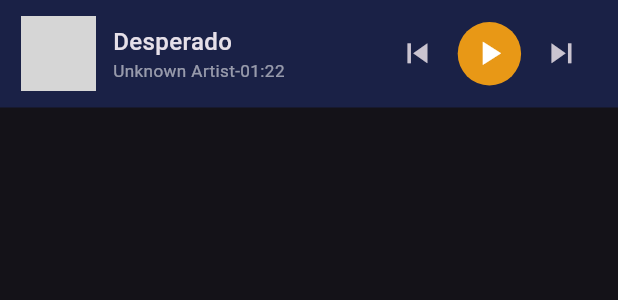
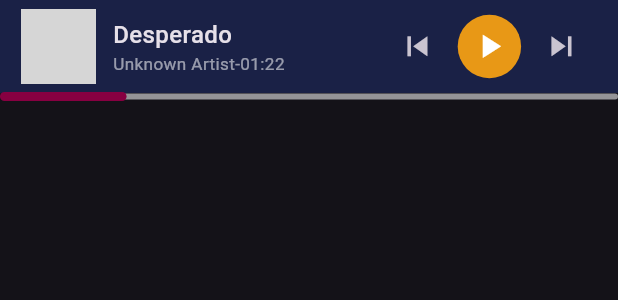
Before and after one commit to kamal635/just_music, a Flutter app: the MusicTrackPlayer widget shown alone on an empty page, opened directly, on a phone screen of 412 x 824 dp. Shown: the top 300 px of the screen. Run offline on Flutter 3.47's test engine with Material 3 defaults, Android fonts, the phone set to English and light mode, and no system bars; our stand-ins replace flutter_screenutil; grey boxes are pictures that could not be loaded.

Commit message:
done ui home view

```diff
--- a/lib/features/home/widgets/list_view_card_song.dart
+++ b/lib/features/home/widgets/list_view_card_song.dart
@@ -12,7 +12,7 @@ class ListViewCardSong extends StatelessWidget {
         padding: EdgeInsets.zero,
         shrinkWrap: true,
         physics: const NeverScrollableScrollPhysics(),
-        itemCount: 3,
+        itemCount: 15,
         itemBuilder: (context, i) {
           return InkWell(
             onTap: () {
--- a/lib/features/home/widgets/music_truck_player.dart
+++ b/lib/features/home/widgets/music_truck_player.dart
@@ -16,7 +16,7 @@ class MusicTrackPlayer extends StatelessWidget {
         Container(
           padding: EdgeInsets.symmetric(horizontal: 12.w),
           color: AppColor.primary,
-          height: 60.h,
+          height: kToolbarHeight + 5.h,
           child: Row(
             mainAxisAlignment: MainAxisAlignment.spaceBetween,
             children: [
@@ -83,10 +83,29 @@ class MusicTrackPlayer extends StatelessWidget {
                       size: 22.h,
                     ),
                     onPressed: () {},
-                  )
+                  ),
                 ],
-              )
+              ),
             ],
+          ),
+        ),
+
+        // Slider truck
+        SizedBox(
+          height: 4.h,
+          child: SliderTheme(
+            data: SliderTheme.of(context).copyWith(
+              thumbShape: SliderComponentShape.noThumb,
+              overlayShape: SliderComponentShape.noOverlay,
+              activeTrackColor: AppColor.secondary,
+              inactiveTrackColor: AppColor.white.withAlpha(140),
+            ),
+            child: Slider(
+              min: 0,
+              max: 1000,
+              value: 200,
+              onChanged: (onChanged) {},
+            ),
           ),
         ),
       ],
--- a/lib/main.dart
+++ b/lib/main.dart
@@ -2,7 +2,7 @@ import 'package:flutter/material.dart';
 import 'package:flutter/services.dart';
 import 'package:flutter_screenutil/flutter_screenutil.dart';
 import 'package:just_music/core/styling/colors.dart';
-import 'package:just_music/just_music_app.dart';
+import 'package:just_music/features/home/home_view.dart';
 
 Future<void> main() async {
   await ScreenUtil.ensureScreenSize();
```
